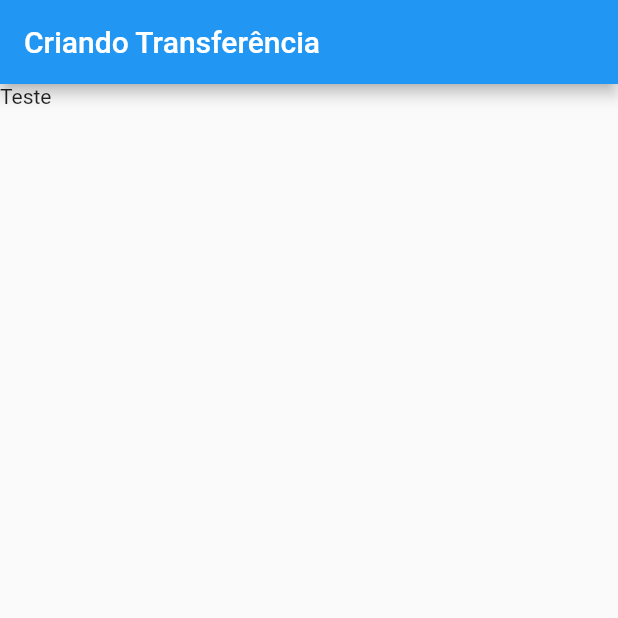
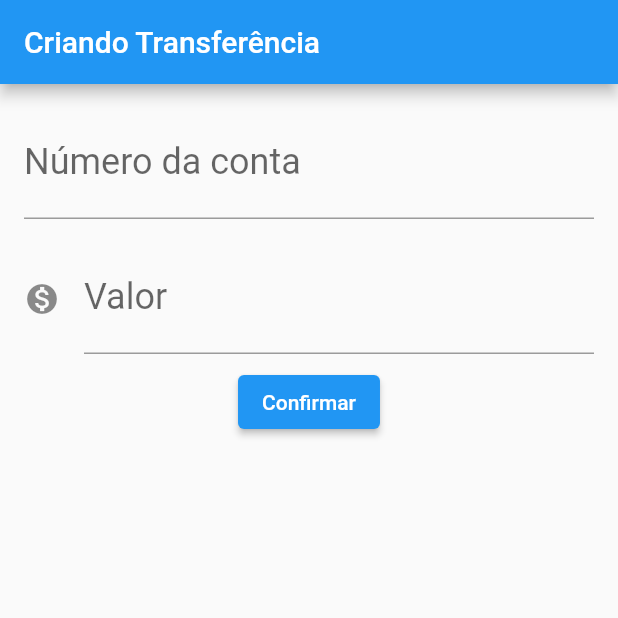
Before and after one commit to Joao-Gontijo/bytebank, a Flutter app: the screen it shows after launch, on a phone screen of 412 x 824 dp, the top half of it. Run offline on Flutter 3.47's test engine with Material 2 defaults, Android fonts, the phone set to English and light mode, and no system bars.

Commit message:
form textfields and elevatedbutton

```diff
--- a/lib/main.dart
+++ b/lib/main.dart
@@ -19,7 +19,38 @@ class FormularioTransferencia extends StatelessWidget {
   @override
   Widget build(BuildContext context) {
     return Scaffold(
-      body: Text('Teste'),
+      body: Column(
+        children: [
+          Padding(
+            padding: const EdgeInsets.all(16.0),
+            child: TextField(
+              style: TextStyle(
+                fontSize: 24,
+              ),
+              decoration: InputDecoration(
+                labelText: 'Número da conta',
+                hintText: '0000',
+              ),
+              keyboardType: TextInputType.number,
+            ),
+          ),
+          Padding(
+            padding: const EdgeInsets.fromLTRB(16.0, 0.0, 16.0, 8.0),
+            child: TextField(
+              style: TextStyle(
+                fontSize: 24,
+              ),
+              decoration: InputDecoration(
+                icon: Icon(Icons.monetization_on),
+                labelText: 'Valor',
+                hintText: '0.00',
+              ),
+              keyboardType: TextInputType.number,
+            ),
+          ),
+          ElevatedButton(onPressed: () {}, child: const Text('Confirmar'))
+        ],
+      ),
       appBar: AppBar(
         title: Text('Criando Transferência'),
       ),
```
